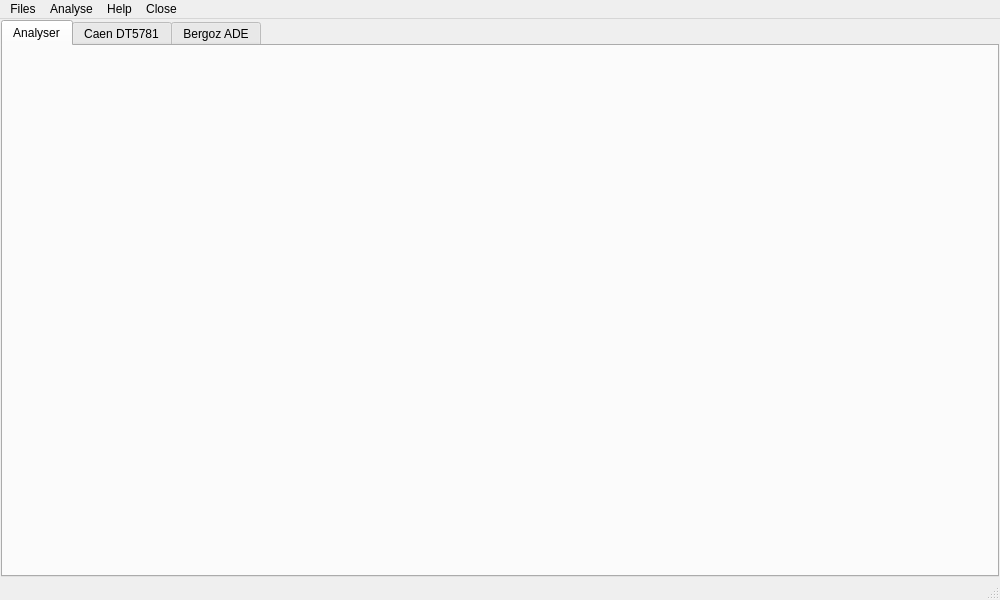
First picture: the form in src/flashy/gui/ui/flashy_window.ui, repository JemmeCh/Flashy_Project, before the edit.
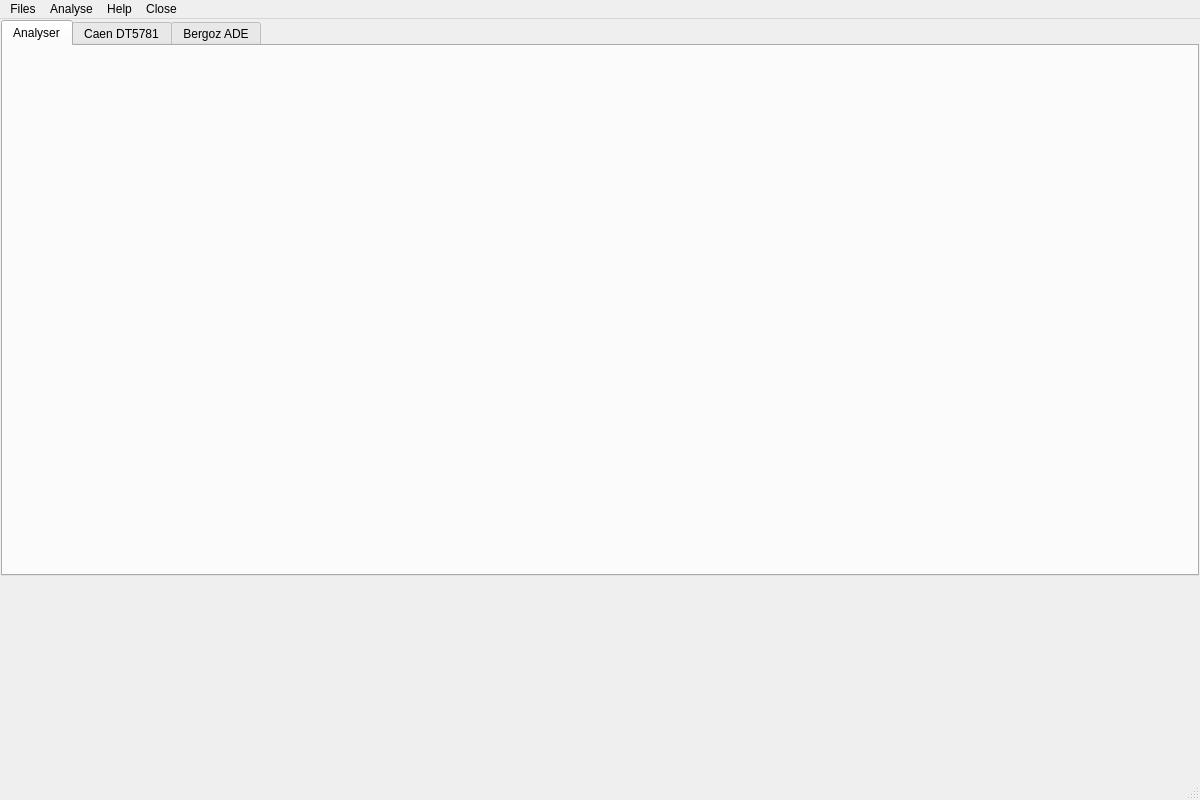
Second picture: the form after the edit.

Commit message: GUI 2: Logs & Feedback

The edit to the form file:
```diff
--- a/src/flashy/gui/ui/flashy_window.ui
+++ b/src/flashy/gui/ui/flashy_window.ui
@@ -6,14 +6,14 @@
    <rect>
     <x>0</x>
     <y>0</y>
-    <width>1000</width>
-    <height>600</height>
+    <width>1200</width>
+    <height>800</height>
    </rect>
   </property>
   <property name="minimumSize">
    <size>
-    <width>1000</width>
-    <height>600</height>
+    <width>1200</width>
+    <height>800</height>
    </size>
   </property>
   <property name="windowTitle">
@@ -118,6 +118,16 @@
       </widget>
      </widget>
     </item>
+    <item row="1" column="0">
+     <widget class="QWidget" name="FeedbackPlaceholder" native="true">
+      <property name="minimumSize">
+       <size>
+        <width>0</width>
+        <height>200</height>
+       </size>
+      </property>
+     </widget>
+    </item>
    </layout>
   </widget>
   <widget class="QMenuBar" name="menubar">
@@ -125,7 +135,7 @@
     <rect>
      <x>0</x>
      <y>0</y>
-     <width>1000</width>
+     <width>1200</width>
      <height>33</height>
     </rect>
    </property>
```
Left out of the diff: 4 changed lines with no effect on the pictures. The commit also changes 28 other files.
